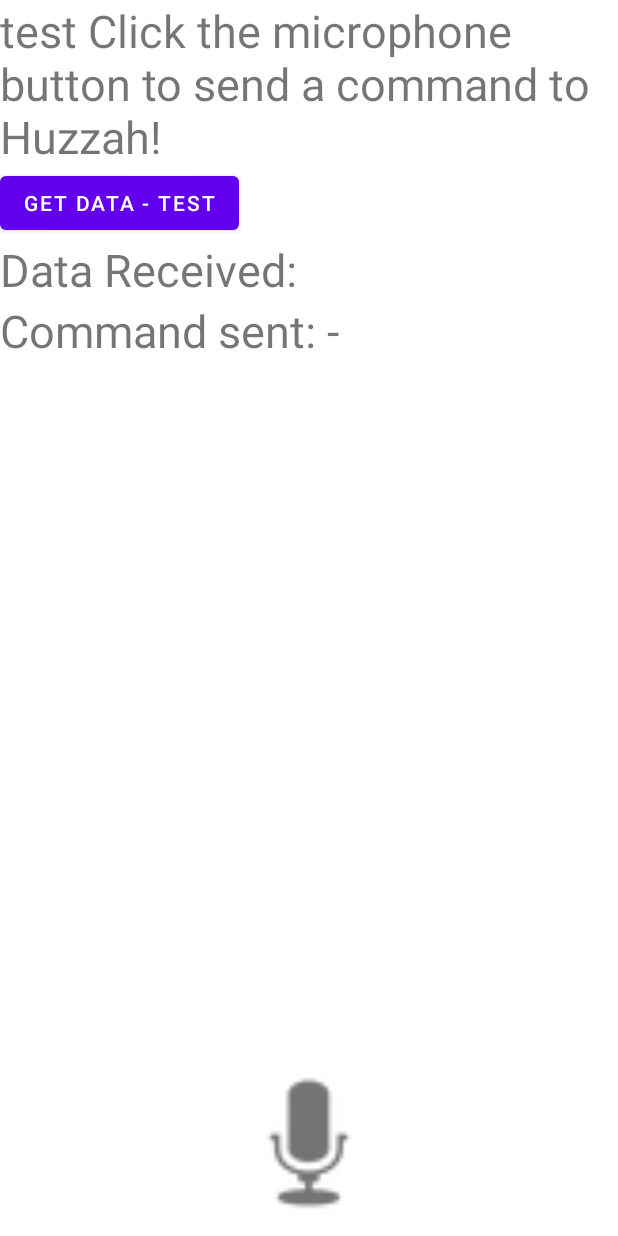
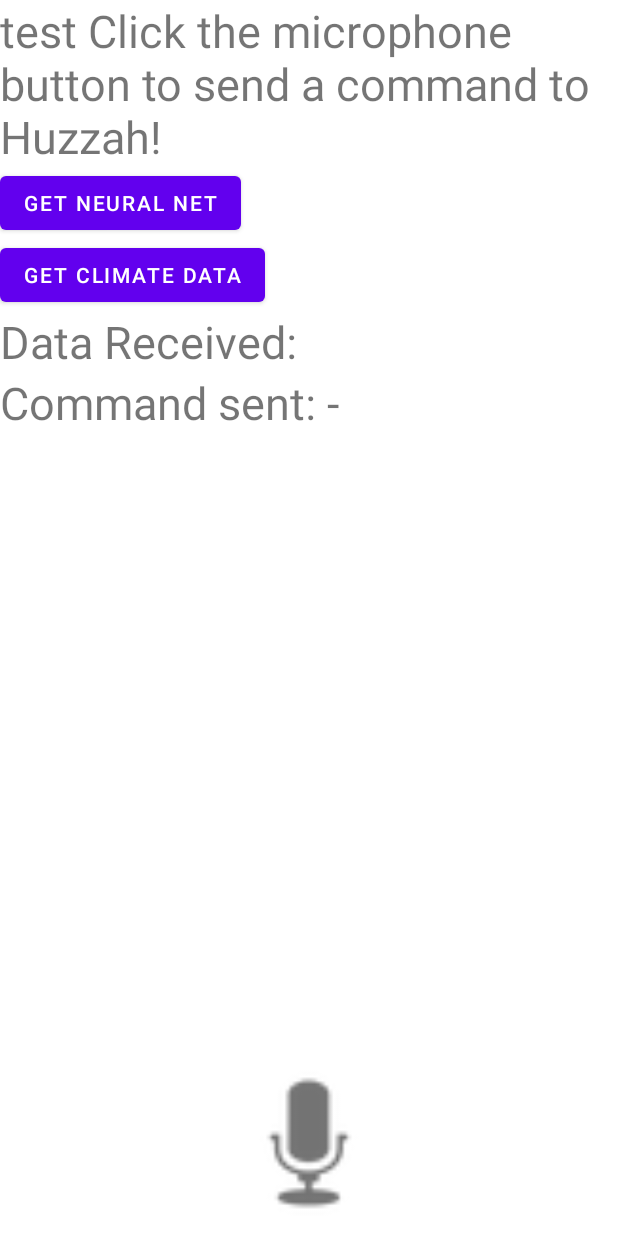
Before and after one commit to markozdemir/SmartAtticFan, an Android app: the screen it shows after launch (MainActivity), on a phone screen of 412 x 824 dp. Run offline under Robolectric (Android 15) with nearby library versions, the phone set to English and light mode, and no system bars.

Commit message:
Added button to get nn

```diff
--- a/smart_attic_fan/app/src/main/java/com/example/smart_attic_fan/MainActivity.java
+++ b/smart_attic_fan/app/src/main/java/com/example/smart_attic_fan/MainActivity.java
@@ -71,11 +71,21 @@ public class MainActivity extends AppCompatActivity {
             }
         });
 
-        final Button get_data_btn = (Button) findViewById(R.id.test);
-        get_data_btn.setOnClickListener(new View.OnClickListener() {
+        final Button get_climate_btn = (Button) findViewById(R.id.climate);
+        get_climate_btn.setOnClickListener(new View.OnClickListener() {
             public void onClick(View v) {
                 try {
                     send_req_aws("req_data_climate");
+                } catch (IOException | ExecutionException | InterruptedException e) {
+                    e.printStackTrace();
+                }
+            }
+        });
+        final Button get_nn_btn = (Button) findViewById(R.id.nn);
+        get_nn_btn.setOnClickListener(new View.OnClickListener() {
+            public void onClick(View v) {
+                try {
+                    send_req_aws("req_data_nn");
                 } catch (IOException | ExecutionException | InterruptedException e) {
                     e.printStackTrace();
                 }
--- a/smart_attic_fan/app/src/main/res/layout/activity_main.xml
+++ b/smart_attic_fan/app/src/main/res/layout/activity_main.xml
@@ -14,18 +14,24 @@
             android:text= "test Click the microphone button to send a command to Huzzah!" />
 
         <Button
-            android:id="@+id/test"
+            android:id="@+id/nn"
             android:layout_width="wrap_content"
             android:layout_height="wrap_content"
             android:layout_below="@id/header_text"
-            android:text="Get Data - Test" />
+            android:text="Get Neural Net" />
+        <Button
+            android:id="@+id/climate"
+            android:layout_width="wrap_content"
+            android:layout_height="wrap_content"
+            android:layout_below="@id/nn"
+            android:text="Get Climate Data" />
 
         <TextView
             android:id = "@+id/data"
             android:textSize = "30sp"
             android:layout_width = "wrap_content"
             android:layout_height = "wrap_content"
-            android:layout_below="@id/test"
+            android:layout_below="@id/climate"
             android:text= "Data Received: " />
 
         <TextView
```
